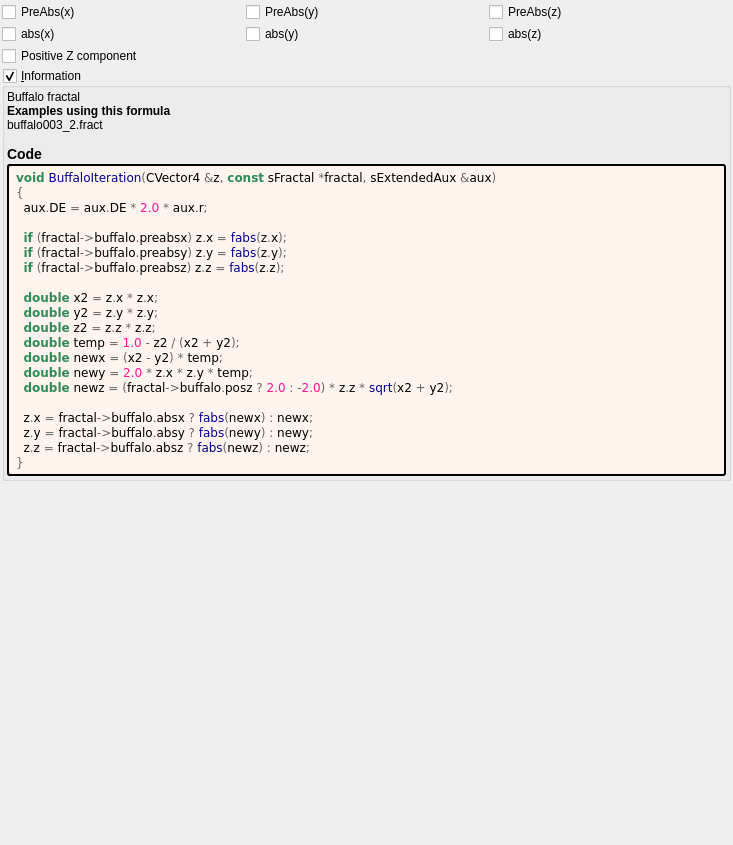
buddhi1980/mandelbulber2, file mandelbulber2/formula/ui/buffalo.ui: the form before one commit.
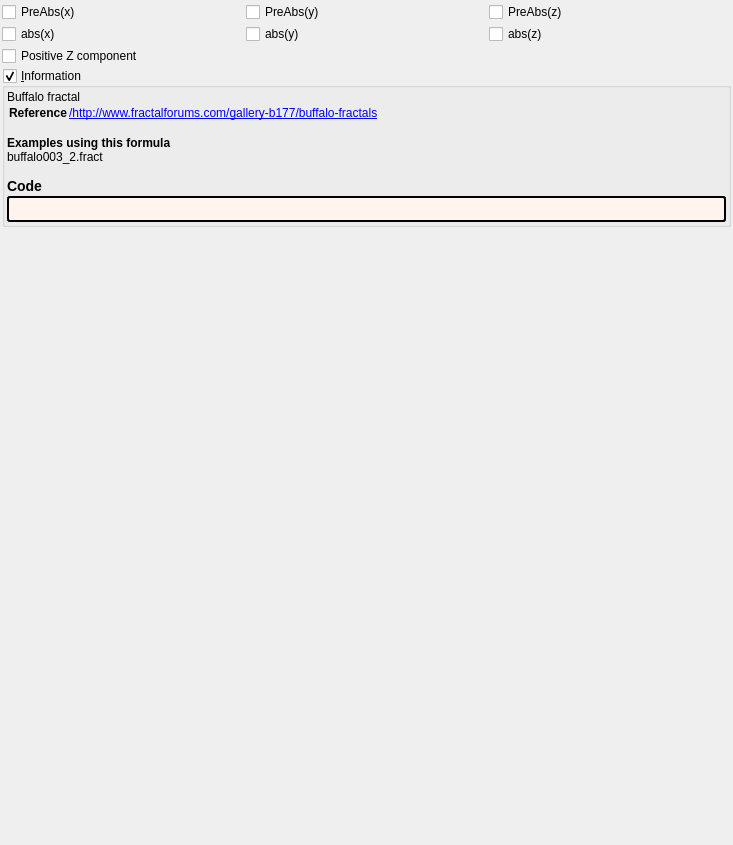
The form after the commit. Custom widgets are drawn as their Qt base class.

```diff
--- a/mandelbulber2/formula/ui/buffalo.ui
+++ b/mandelbulber2/formula/ui/buffalo.ui
@@ -119,6 +119,8 @@
        <widget class="QLabel" name="label_information_general">
         <property name="text">
          <string notr="true">&lt;p&gt;Buffalo fractal&lt;/p&gt;&lt;table&gt;
+&lt;tr&gt;&lt;th&gt;Reference&lt;/th&gt;&lt;td&gt;&lt;a href=&quot;/http://www.fractalforums.com/gallery-b177/buffalo-fractals&quot;&gt;/http://www.fractalforums.com/gallery-b177/buffalo-fractals&lt;br&gt;
+&lt;/td&gt;&lt;/tr&gt;
 &lt;/table&gt;
 &lt;br&gt;&lt;b&gt;Examples using this formula&lt;/b&gt;&lt;br&gt;buffalo003_2.fract&lt;h3&gt;Code&lt;/h3&gt;</string>
         </property>
@@ -139,29 +141,7 @@
          <string notr="true">border-style: outset; border-width: 2px; border-radius: 3px; border-color: black; background-color: #fff5ee; padding: 4px;</string>
         </property>
         <property name="text">
-         <string notr="true">&lt;body style=&quot;background-color:#fff5ee&quot;&gt;
-&lt;pre style=&quot;color:#000000; background-color:#fff5ee;  font-family:'Courier New',monospace;&quot;&gt;&lt;span style=&quot;color:#2e8b57; font-weight:bold&quot;&gt;void&lt;/span&gt; &lt;span style=&quot;color:#00008f&quot;&gt;BuffaloIteration&lt;/span&gt;&lt;span style=&quot;color:#676767&quot;&gt;(&lt;/span&gt;CVector4 &lt;span style=&quot;color:#676767&quot;&gt;&amp;amp;&lt;/span&gt;z&lt;span style=&quot;color:#676767&quot;&gt;,&lt;/span&gt; &lt;span style=&quot;color:#2e8b57; font-weight:bold&quot;&gt;const&lt;/span&gt; sFractal &lt;span style=&quot;color:#676767&quot;&gt;*&lt;/span&gt;fractal&lt;span style=&quot;color:#676767&quot;&gt;,&lt;/span&gt; sExtendedAux &lt;span style=&quot;color:#676767&quot;&gt;&amp;amp;&lt;/span&gt;aux&lt;span style=&quot;color:#676767&quot;&gt;)&lt;/span&gt;
-&lt;span style=&quot;color:#676767&quot;&gt;{&lt;/span&gt;
-  aux&lt;span style=&quot;color:#676767&quot;&gt;.&lt;/span&gt;DE &lt;span style=&quot;color:#676767&quot;&gt;=&lt;/span&gt; aux&lt;span style=&quot;color:#676767&quot;&gt;.&lt;/span&gt;DE &lt;span style=&quot;color:#676767&quot;&gt;*&lt;/span&gt; &lt;span style=&quot;color:#ff1493&quot;&gt;2.0&lt;/span&gt; &lt;span style=&quot;color:#676767&quot;&gt;*&lt;/span&gt; aux&lt;span style=&quot;color:#676767&quot;&gt;.&lt;/span&gt;r&lt;span style=&quot;color:#676767&quot;&gt;;&lt;/span&gt;
-
-  &lt;span style=&quot;color:#2e8b57; font-weight:bold&quot;&gt;if&lt;/span&gt; &lt;span style=&quot;color:#676767&quot;&gt;(&lt;/span&gt;fractal&lt;span style=&quot;color:#676767&quot;&gt;-&amp;gt;&lt;/span&gt;buffalo&lt;span style=&quot;color:#676767&quot;&gt;.&lt;/span&gt;preabsx&lt;span style=&quot;color:#676767&quot;&gt;)&lt;/span&gt; z&lt;span style=&quot;color:#676767&quot;&gt;.&lt;/span&gt;x &lt;span style=&quot;color:#676767&quot;&gt;=&lt;/span&gt; &lt;span style=&quot;color:#00008f&quot;&gt;fabs&lt;/span&gt;&lt;span style=&quot;color:#676767&quot;&gt;(&lt;/span&gt;z&lt;span style=&quot;color:#676767&quot;&gt;.&lt;/span&gt;x&lt;span style=&quot;color:#676767&quot;&gt;);&lt;/span&gt;
-  &lt;span style=&quot;color:#2e8b57; font-weight:bold&quot;&gt;if&lt;/span&gt; &lt;span style=&quot;color:#676767&quot;&gt;(&lt;/span&gt;fractal&lt;span style=&quot;color:#676767&quot;&gt;-&amp;gt;&lt;/span&gt;buffalo&lt;span style=&quot;color:#676767&quot;&gt;.&lt;/span&gt;preabsy&lt;span style=&quot;color:#676767&quot;&gt;)&lt;/span&gt; z&lt;span style=&quot;color:#676767&quot;&gt;.&lt;/span&gt;y &lt;span style=&quot;color:#676767&quot;&gt;=&lt;/span&gt; &lt;span style=&quot;color:#00008f&quot;&gt;fabs&lt;/span&gt;&lt;span style=&quot;color:#676767&quot;&gt;(&lt;/span&gt;z&lt;span style=&quot;color:#676767&quot;&gt;.&lt;/span&gt;y&lt;span style=&quot;color:#676767&quot;&gt;);&lt;/span&gt;
-  &lt;span style=&quot;color:#2e8b57; font-weight:bold&quot;&gt;if&lt;/span&gt; &lt;span style=&quot;color:#676767&quot;&gt;(&lt;/span&gt;fractal&lt;span style=&quot;color:#676767&quot;&gt;-&amp;gt;&lt;/span&gt;buffalo&lt;span style=&quot;color:#676767&quot;&gt;.&lt;/span&gt;preabsz&lt;span style=&quot;color:#676767&quot;&gt;)&lt;/span&gt; z&lt;span style=&quot;color:#676767&quot;&gt;.&lt;/span&gt;z &lt;span style=&quot;color:#676767&quot;&gt;=&lt;/span&gt; &lt;span style=&quot;color:#00008f&quot;&gt;fabs&lt;/span&gt;&lt;span style=&quot;color:#676767&quot;&gt;(&lt;/span&gt;z&lt;span style=&quot;color:#676767&quot;&gt;.&lt;/span&gt;z&lt;span style=&quot;color:#676767&quot;&gt;);&lt;/span&gt;
-
-  &lt;span style=&quot;color:#2e8b57; font-weight:bold&quot;&gt;double&lt;/span&gt; x2 &lt;span style=&quot;color:#676767&quot;&gt;=&lt;/span&gt; z&lt;span style=&quot;color:#676767&quot;&gt;.&lt;/span&gt;x &lt;span style=&quot;color:#676767&quot;&gt;*&lt;/span&gt; z&lt;span style=&quot;color:#676767&quot;&gt;.&lt;/span&gt;x&lt;span style=&quot;color:#676767&quot;&gt;;&lt;/span&gt;
-  &lt;span style=&quot;color:#2e8b57; font-weight:bold&quot;&gt;double&lt;/span&gt; y2 &lt;span style=&quot;color:#676767&quot;&gt;=&lt;/span&gt; z&lt;span style=&quot;color:#676767&quot;&gt;.&lt;/span&gt;y &lt;span style=&quot;color:#676767&quot;&gt;*&lt;/span&gt; z&lt;span style=&quot;color:#676767&quot;&gt;.&lt;/span&gt;y&lt;span style=&quot;color:#676767&quot;&gt;;&lt;/span&gt;
-  &lt;span style=&quot;color:#2e8b57; font-weight:bold&quot;&gt;double&lt;/span&gt; z2 &lt;span style=&quot;color:#676767&quot;&gt;=&lt;/span&gt; z&lt;span style=&quot;color:#676767&quot;&gt;.&lt;/span&gt;z &lt;span style=&quot;color:#676767&quot;&gt;*&lt;/span&gt; z&lt;span style=&quot;color:#676767&quot;&gt;.&lt;/span&gt;z&lt;span style=&quot;color:#676767&quot;&gt;;&lt;/span&gt;
-  &lt;span style=&quot;color:#2e8b57; font-weight:bold&quot;&gt;double&lt;/span&gt; temp &lt;span style=&quot;color:#676767&quot;&gt;=&lt;/span&gt; &lt;span style=&quot;color:#ff1493&quot;&gt;1.0&lt;/span&gt; &lt;span style=&quot;color:#676767&quot;&gt;-&lt;/span&gt; z2 &lt;span style=&quot;color:#676767&quot;&gt;/ (&lt;/span&gt;x2 &lt;span style=&quot;color:#676767&quot;&gt;+&lt;/span&gt; y2&lt;span style=&quot;color:#676767&quot;&gt;);&lt;/span&gt;
-  &lt;span style=&quot;color:#2e8b57; font-weight:bold&quot;&gt;double&lt;/span&gt; newx &lt;span style=&quot;color:#676767&quot;&gt;= (&lt;/span&gt;x2 &lt;span style=&quot;color:#676767&quot;&gt;-&lt;/span&gt; y2&lt;span style=&quot;color:#676767&quot;&gt;) *&lt;/span&gt; temp&lt;span style=&quot;color:#676767&quot;&gt;;&lt;/span&gt;
-  &lt;span style=&quot;color:#2e8b57; font-weight:bold&quot;&gt;double&lt;/span&gt; newy &lt;span style=&quot;color:#676767&quot;&gt;=&lt;/span&gt; &lt;span style=&quot;color:#ff1493&quot;&gt;2.0&lt;/span&gt; &lt;span style=&quot;color:#676767&quot;&gt;*&lt;/span&gt; z&lt;span style=&quot;color:#676767&quot;&gt;.&lt;/span&gt;x &lt;span style=&quot;color:#676767&quot;&gt;*&lt;/span&gt; z&lt;span style=&quot;color:#676767&quot;&gt;.&lt;/span&gt;y &lt;span style=&quot;color:#676767&quot;&gt;*&lt;/span&gt; temp&lt;span style=&quot;color:#676767&quot;&gt;;&lt;/span&gt;
-  &lt;span style=&quot;color:#2e8b57; font-weight:bold&quot;&gt;double&lt;/span&gt; newz &lt;span style=&quot;color:#676767&quot;&gt;= (&lt;/span&gt;fractal&lt;span style=&quot;color:#676767&quot;&gt;-&amp;gt;&lt;/span&gt;buffalo&lt;span style=&quot;color:#676767&quot;&gt;.&lt;/span&gt;posz &lt;span style=&quot;color:#676767&quot;&gt;?&lt;/span&gt; &lt;span style=&quot;color:#ff1493&quot;&gt;2.0&lt;/span&gt; &lt;span style=&quot;color:#676767&quot;&gt;: -&lt;/span&gt;&lt;span style=&quot;color:#ff1493&quot;&gt;2.0&lt;/span&gt;&lt;span style=&quot;color:#676767&quot;&gt;) *&lt;/span&gt; z&lt;span style=&quot;color:#676767&quot;&gt;.&lt;/span&gt;z &lt;span style=&quot;color:#676767&quot;&gt;*&lt;/span&gt; &lt;span style=&quot;color:#00008f&quot;&gt;sqrt&lt;/span&gt;&lt;span style=&quot;color:#676767&quot;&gt;(&lt;/span&gt;x2 &lt;span style=&quot;color:#676767&quot;&gt;+&lt;/span&gt; y2&lt;span style=&quot;color:#676767&quot;&gt;);&lt;/span&gt;
-
-  z&lt;span style=&quot;color:#676767&quot;&gt;.&lt;/span&gt;x &lt;span style=&quot;color:#676767&quot;&gt;=&lt;/span&gt; fractal&lt;span style=&quot;color:#676767&quot;&gt;-&amp;gt;&lt;/span&gt;buffalo&lt;span style=&quot;color:#676767&quot;&gt;.&lt;/span&gt;absx &lt;span style=&quot;color:#676767&quot;&gt;?&lt;/span&gt; &lt;span style=&quot;color:#00008f&quot;&gt;fabs&lt;/span&gt;&lt;span style=&quot;color:#676767&quot;&gt;(&lt;/span&gt;newx&lt;span style=&quot;color:#676767&quot;&gt;) :&lt;/span&gt; newx&lt;span style=&quot;color:#676767&quot;&gt;;&lt;/span&gt;
-  z&lt;span style=&quot;color:#676767&quot;&gt;.&lt;/span&gt;y &lt;span style=&quot;color:#676767&quot;&gt;=&lt;/span&gt; fractal&lt;span style=&quot;color:#676767&quot;&gt;-&amp;gt;&lt;/span&gt;buffalo&lt;span style=&quot;color:#676767&quot;&gt;.&lt;/span&gt;absy &lt;span style=&quot;color:#676767&quot;&gt;?&lt;/span&gt; &lt;span style=&quot;color:#00008f&quot;&gt;fabs&lt;/span&gt;&lt;span style=&quot;color:#676767&quot;&gt;(&lt;/span&gt;newy&lt;span style=&quot;color:#676767&quot;&gt;) :&lt;/span&gt; newy&lt;span style=&quot;color:#676767&quot;&gt;;&lt;/span&gt;
-  z&lt;span style=&quot;color:#676767&quot;&gt;.&lt;/span&gt;z &lt;span style=&quot;color:#676767&quot;&gt;=&lt;/span&gt; fractal&lt;span style=&quot;color:#676767&quot;&gt;-&amp;gt;&lt;/span&gt;buffalo&lt;span style=&quot;color:#676767&quot;&gt;.&lt;/span&gt;absz &lt;span style=&quot;color:#676767&quot;&gt;?&lt;/span&gt; &lt;span style=&quot;color:#00008f&quot;&gt;fabs&lt;/span&gt;&lt;span style=&quot;color:#676767&quot;&gt;(&lt;/span&gt;newz&lt;span style=&quot;color:#676767&quot;&gt;) :&lt;/span&gt; newz&lt;span style=&quot;color:#676767&quot;&gt;;&lt;/span&gt;
-&lt;span style=&quot;color:#676767&quot;&gt;}&lt;/span&gt;
-&lt;/pre&gt;
-&lt;/body&gt;</string>
+         <string notr="true"></string>
         </property>
         <property name="wordWrap">
          <bool>true</bool>
```
Left out of the diff: 2 changed lines with no effect on the pictures.
